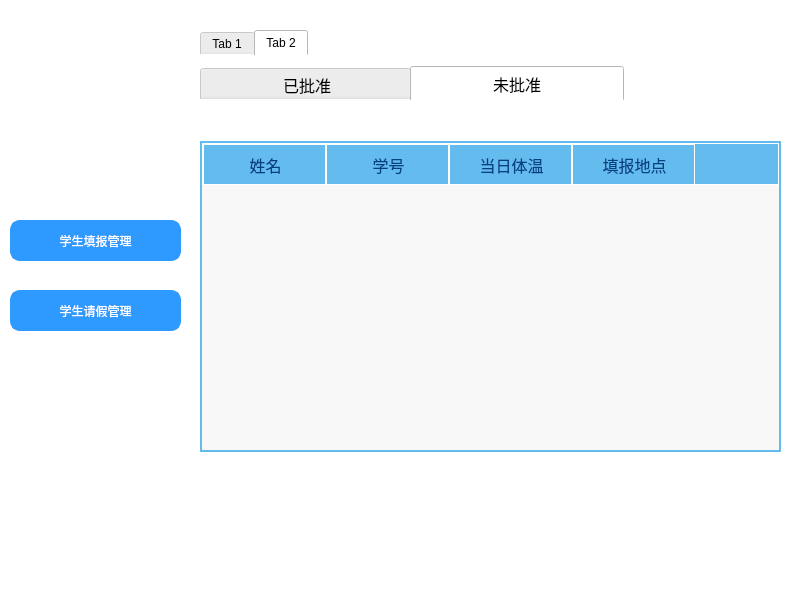
Before: the Qt Designer form teacher.ui in sukiiiKotori/pymysql, drawn with Qt 5.
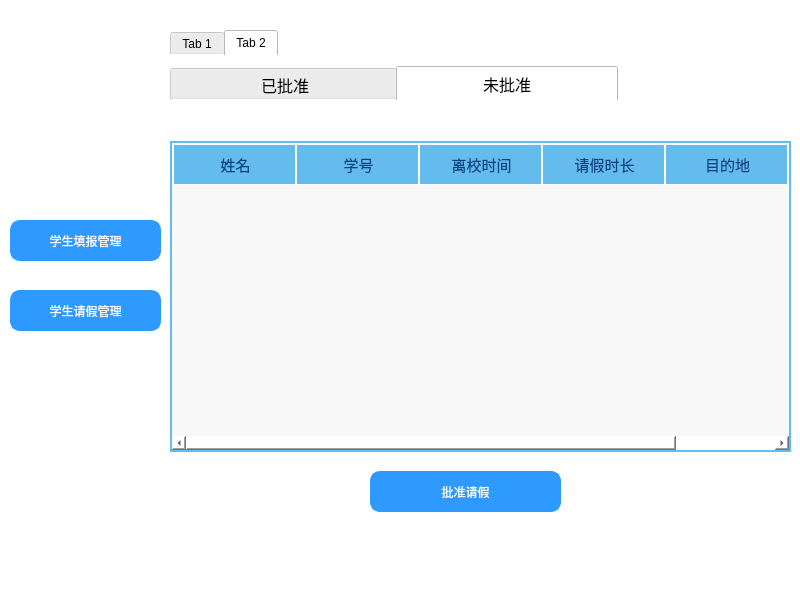
After: the same form once the commit is applied. The open tabs and pages were chosen to show the change. Icons and pictures are not drawn.

What changed in the file:
```diff
--- a/teacher.ui
+++ b/teacher.ui
@@ -22,7 +22,7 @@
      <rect>
       <x>10</x>
       <y>220</y>
-      <width>171</width>
+      <width>151</width>
       <height>41</height>
      </rect>
     </property>
@@ -55,7 +55,7 @@
      <rect>
       <x>10</x>
       <y>290</y>
-      <width>171</width>
+      <width>151</width>
       <height>41</height>
      </rect>
     </property>
@@ -86,9 +86,9 @@
    <widget class="QTabWidget" name="tabWidget">
     <property name="geometry">
      <rect>
-      <x>200</x>
+      <x>170</x>
       <y>30</y>
-      <width>581</width>
+      <width>621</width>
       <height>561</height>
      </rect>
     </property>
@@ -391,7 +391,7 @@
        <rect>
         <x>0</x>
         <y>10</y>
-        <width>581</width>
+        <width>621</width>
         <height>511</height>
        </rect>
       </property>
@@ -406,7 +406,7 @@
       </property>
       <widget class="QWidget" name="tab_3">
        <attribute name="title">
-        <string>                 已批准                </string>
+        <string>                   已批准                  </string>
        </attribute>
        <widget class="QTableWidget" name="tableWidget_leave">
         <property name="geometry">
@@ -619,14 +619,14 @@
       </widget>
       <widget class="QWidget" name="tab_4">
        <attribute name="title">
-        <string>                 未批准                 </string>
+        <string>                  未批准                  </string>
        </attribute>
        <widget class="QTableWidget" name="tableWidget_leave_2">
         <property name="geometry">
          <rect>
           <x>0</x>
           <y>40</y>
-          <width>581</width>
+          <width>621</width>
           <height>311</height>
          </rect>
         </property>
@@ -758,7 +758,7 @@
          <property name="font">
           <font>
            <family>微软雅黑</family>
-           <pointsize>12</pointsize>
+           <pointsize>11</pointsize>
           </font>
          </property>
         </column>
@@ -769,32 +769,87 @@
          <property name="font">
           <font>
            <family>微软雅黑</family>
-           <pointsize>12</pointsize>
+           <pointsize>11</pointsize>
           </font>
          </property>
         </column>
         <column>
          <property name="text">
-          <string>当日体温</string>
+          <string>离校时间</string>
          </property>
          <property name="font">
           <font>
            <family>微软雅黑</family>
-           <pointsize>12</pointsize>
+           <pointsize>11</pointsize>
           </font>
          </property>
         </column>
         <column>
          <property name="text">
-          <string>填报地点</string>
+          <string>请假时长</string>
          </property>
          <property name="font">
           <font>
            <family>微软雅黑</family>
-           <pointsize>12</pointsize>
+           <pointsize>11</pointsize>
           </font>
          </property>
         </column>
+        <column>
+         <property name="text">
+          <string>目的地</string>
+         </property>
+         <property name="font">
+          <font>
+           <family>微软雅黑</family>
+           <pointsize>11</pointsize>
+          </font>
+         </property>
+        </column>
+        <column>
+         <property name="text">
+          <string>通过</string>
+         </property>
+         <property name="font">
+          <font>
+           <family>微软雅黑</family>
+           <pointsize>11</pointsize>
+          </font>
+         </property>
+        </column>
+       </widget>
+       <widget class="QPushButton" name="leave_button_3">
+        <property name="geometry">
+         <rect>
+          <x>200</x>
+          <y>370</y>
+          <width>191</width>
+          <height>41</height>
+         </rect>
+        </property>
+        <property name="styleSheet">
+         <string notr="true">QPushButton{
+	font: 12pt &quot;微软雅黑&quot;;
+	
+	background-color:rgb(46, 154, 255);
+	color: rgb(255, 255, 255);
+	border: 3px solid rgb(46, 154, 255);
+	border-radius:10px
+}
+QPushButton:hover{
+	
+	color:rgb(46, 154, 255);
+	background-color: rgb(255, 255, 255);
+}
+QPushButton:pressed{
+	padding-top:5px;
+	padding-left:5px
+}
+</string>
+        </property>
+        <property name="text">
+         <string>批准请假</string>
+        </property>
        </widget>
       </widget>
      </widget>
```
Left out of the diff: 37 changed lines with no effect on the pictures.
